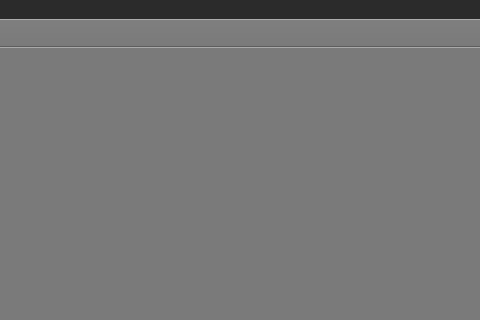
This is ClientProgram/PaintBoardForLecture/mainwindow.ui in moonsunghyo/C-_project as Qt 5 draws it before an edit; both pictures show x 320 to 800 and y 0 to 320 of the 800 by 600 pixel window. The edited form follows.
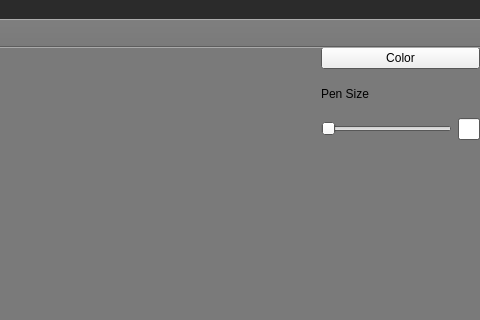
This is the edited form.

```diff
--- a/ClientProgram/PaintBoardForLecture/mainwindow.ui
+++ b/ClientProgram/PaintBoardForLecture/mainwindow.ui
@@ -104,7 +104,68 @@
   <property name="windowTitle">
    <string>MainWindow</string>
   </property>
-  <widget class="QWidget" name="centralwidget"/>
+  <widget class="QWidget" name="centralwidget">
+   <widget class="QWidget" name="horizontalLayoutWidget">
+    <property name="geometry">
+     <rect>
+      <x>-1</x>
+      <y>-1</y>
+      <width>801</width>
+      <height>541</height>
+     </rect>
+    </property>
+    <layout class="QHBoxLayout" name="horizontalLayout" stretch="8,2">
+     <item>
+      <widget class="QWidget" name="canvasContainer" native="true"/>
+     </item>
+     <item>
+      <layout class="QVBoxLayout" name="sidePanel" stretch="4,1,3,12">
+       <item>
+        <widget class="QPushButton" name="colorPickerButton">
+         <property name="text">
+          <string>Color</string>
+         </property>
+        </widget>
+       </item>
+       <item>
+        <widget class="QLabel" name="label_2">
+         <property name="text">
+          <string>Pen Size</string>
+         </property>
+        </widget>
+       </item>
+       <item>
+        <layout class="QHBoxLayout" name="penSizeEditArea" stretch="9,1">
+         <item>
+          <widget class="QSlider" name="penSlider">
+           <property name="orientation">
+            <enum>Qt::Orientation::Horizontal</enum>
+           </property>
+          </widget>
+         </item>
+         <item>
+          <widget class="QLineEdit" name="penSizeEdit"/>
+         </item>
+        </layout>
+       </item>
+       <item>
+        <spacer name="sidePanelSpacer">
+         <property name="orientation">
+          <enum>Qt::Orientation::Vertical</enum>
+         </property>
+         <property name="sizeHint" stdset="0">
+          <size>
+           <width>20</width>
+           <height>40</height>
+          </size>
+         </property>
+        </spacer>
+       </item>
+      </layout>
+     </item>
+    </layout>
+   </widget>
+  </widget>
   <widget class="QMenuBar" name="menubar">
    <property name="geometry">
     <rect>
```
Left out of the diff: 2 changed lines with no effect on the pictures.
